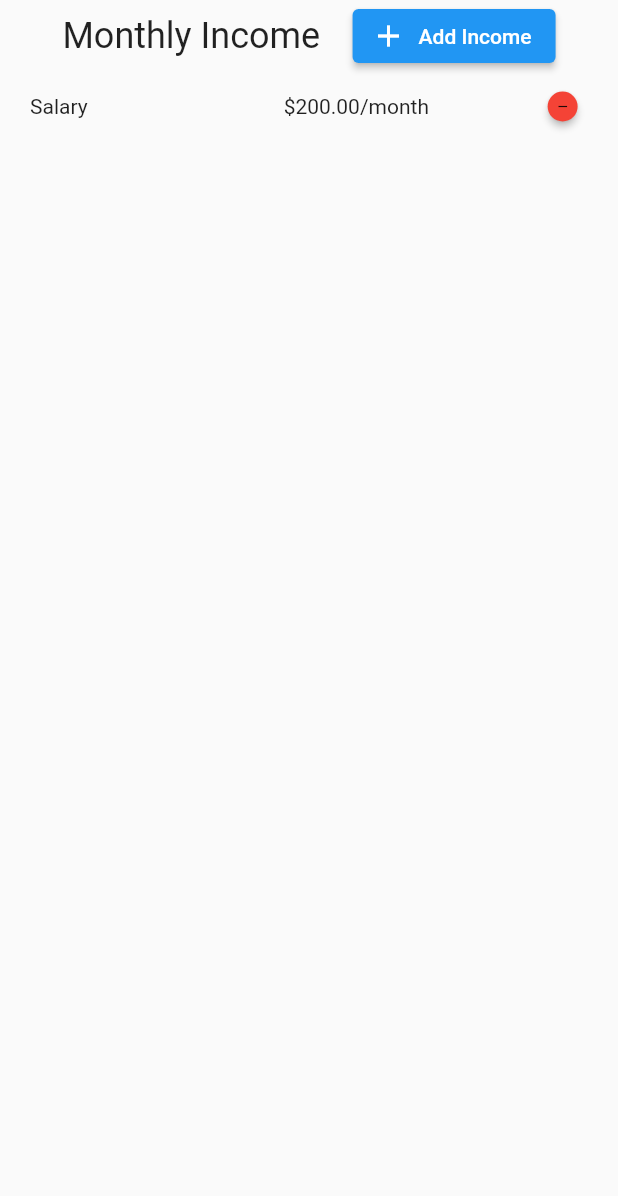
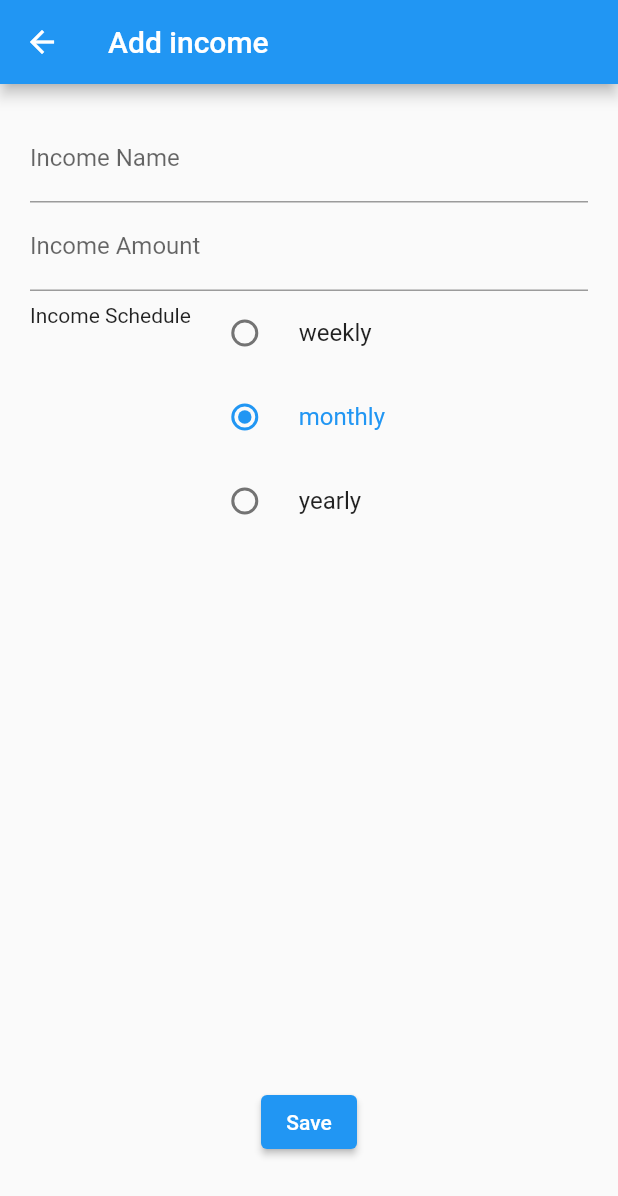
Before and after one commit to qng5150/flutter_budget_app, a Flutter app: the IncomeList widget shown alone on an empty page, opened directly, after a tap on "Add Income", on a phone screen of 412 x 824 dp. Shown: the top 1196 px of the screen. Run offline on Flutter 3.47's test engine with Material 2 defaults, Android fonts, the phone set to English and light mode, and no system bars; our stand-ins replace go_router.

Commit message:
Added add income and expense ui

```diff
--- a/lib/page/budget_details/expense_list.dart
+++ b/lib/page/budget_details/expense_list.dart
@@ -50,10 +50,7 @@ class _ExpenseListState extends State<ExpenseList> {
                     size: 24.0,
                   ),
                   label: const Text('Add Expense'),
-                onPressed: () {
-                  context.push('/expense');
-                },
-              )
+                  onPressed: () => context.push('/budget/expense'))
             ],
           ),
           const SizedBox(height: 10),
--- a/lib/page/budget_details/income_list.dart
+++ b/lib/page/budget_details/income_list.dart
@@ -1,6 +1,7 @@
 import 'package:create_budget/model/monthly_income.dart';
 import 'package:create_budget/utils/currency_format.dart';
 import 'package:flutter/material.dart';
+import 'package:go_router/go_router.dart';
 
 class IncomeList extends StatefulWidget {
   const IncomeList({Key? key, required this.incomeList}) : super(key: key);
@@ -44,7 +45,7 @@ class _IncomeListState extends State<IncomeList> {
                   size: 24.0,
                 ),
                 label: const Text('Add Income'),
-                onPressed: () {},
+                onPressed: () => context.push('/budget/income'),
               )
             ],
           ),
--- /dev/null
+++ b/lib/page/upsert_income/upsert_income_page.dart
@@ -0,0 +1,116 @@
+import 'package:create_budget/model/schedule.dart';
+import 'package:flutter/material.dart';
+import 'package:go_router/go_router.dart';
+
+class UpsertIncomePage extends StatefulWidget {
+  UpsertIncomePage({Key? key}) : super(key: key);
+
+  @override
+  _UpsertIncomePageState createState() {
+    return _UpsertIncomePageState();
+  }
+}
+
+class _UpsertIncomePageState extends State<UpsertIncomePage> {
+  final _formKey = GlobalKey<FormState>();
+  late FocusNode incomeNameFocus;
+  late FocusNode incomeAmountFocus;
+  Schedule selectedSchedule = Schedule.monthly;
+
+  @override
+  void initState() {
+    super.initState();
+    incomeNameFocus = FocusNode();
+    incomeAmountFocus = FocusNode();
+  }
+
+  @override
+  void dispose() {
+    super.dispose();
+  }
+
+  @override
+  Widget build(BuildContext context) {
+    List<Schedule> scheduleList = Schedule.values;
+    return Scaffold(
+      appBar: AppBar(
+        title: const Text('Add income'),
+      ),
+      body: Padding(
+        padding: const EdgeInsets.all(20.0),
+        child: Form(
+          key: _formKey,
+          child: Column(
+            mainAxisAlignment: MainAxisAlignment.start,
+            crossAxisAlignment: CrossAxisAlignment.center,
+            mainAxisSize: MainAxisSize.min,
+            children: [
+              TextFormField(
+                focusNode: incomeNameFocus,
+                keyboardType: TextInputType.text,
+                textInputAction: TextInputAction.next,
+                validator: (value) {},
+                decoration: const InputDecoration(
+                  labelText: 'Income Name',
+                  errorMaxLines: 3,
+                ),
+              ),
+              TextFormField(
+                focusNode: incomeAmountFocus,
+                keyboardType: const TextInputType.numberWithOptions(
+                    decimal: true, signed: false),
+                textInputAction: TextInputAction.next,
+                validator: (value) {},
+                decoration: const InputDecoration(
+                  labelText: 'Income Amount',
+                  errorMaxLines: 3,
+                ),
+              ),
+              Flexible(
+                child: Row(
+                  mainAxisAlignment: MainAxisAlignment.start,
+                  crossAxisAlignment: CrossAxisAlignment.start,
+                  children: [
+                    Flexible(
+                      child: Padding(
+                        padding: const EdgeInsets.only(top: 8.0),
+                        child: Text(
+                          'Income Schedule',
+                          style: Theme.of(context).textTheme.bodyMedium,
+                        ),
+                      ),
+                    ),
+                    Flexible(
+                      child: ListView.builder(
+                          itemCount: scheduleList.length,
+                          itemBuilder: (BuildContext context, int index) {
+                            return RadioListTile<Schedule>(
+                                title: Text(scheduleList[index].name),
+                                value: scheduleList[index],
+                                selected:
+                                    selectedSchedule == scheduleList[index],
+                                groupValue: selectedSchedule,
+                                onChanged: (Schedule? schedule) {
+                                  setState(() {
+                                    selectedSchedule = scheduleList[index];
+                                    incomeAmountFocus.unfocus();
+                                    incomeNameFocus.unfocus();
+                                  });
+                                });
+                          }),
+                    ),
+                  ],
+                ),
+              ),
+              ElevatedButton(
+                onPressed: () => context.pop(),
+                child: const Text('Save'),
+              ),
+              const SizedBox(height: 32),
+            ],
+          ),
+        ),
+      ),
+    );
+  }
+}
--- a/lib/routes/routes.dart
+++ b/lib/routes/routes.dart
@@ -1,4 +1,6 @@
 import 'package:create_budget/page/budget_details/budget_details_page.dart';
+import 'package:create_budget/page/upsert_expense/upsert_expense_page.dart';
+import 'package:create_budget/page/upsert_income/upsert_income_page.dart';
 import 'package:flutter/material.dart';
 import 'package:go_router/go_router.dart';
 import '../page/create_budget/create_budget_page.dart';
@@ -15,5 +17,15 @@ final GoRouter router = GoRouter(
       builder: (BuildContext context, GoRouterState state) =>
           const BudgetDetailsPage(),
     ),
+    GoRoute(
+      path: '/budget/expense',
+      builder: (BuildContext context, GoRouterState state) =>
+          UpsertExpensePage(),
+    ),
+    GoRoute(
+      path: '/budget/income',
+      builder: (BuildContext context, GoRouterState state) =>
+          UpsertIncomePage(),
+    ),
   ],
 );
```
Also changed, not shown: lib/page/upsert_expense/upsert_expense_page.dart (added, +116 -0 lines). Lines whose indentation alone changed are shown as unchanged.
